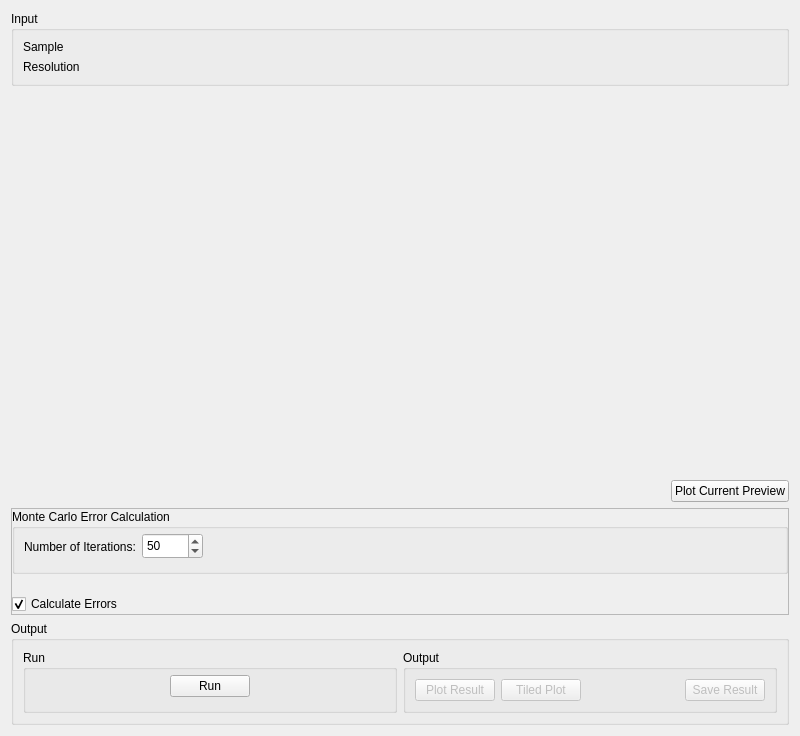
This is qt/scientific_interfaces/Indirect/Iqt.ui in mantidproject/mantid as Qt 5 draws it before an edit. The edited form follows.
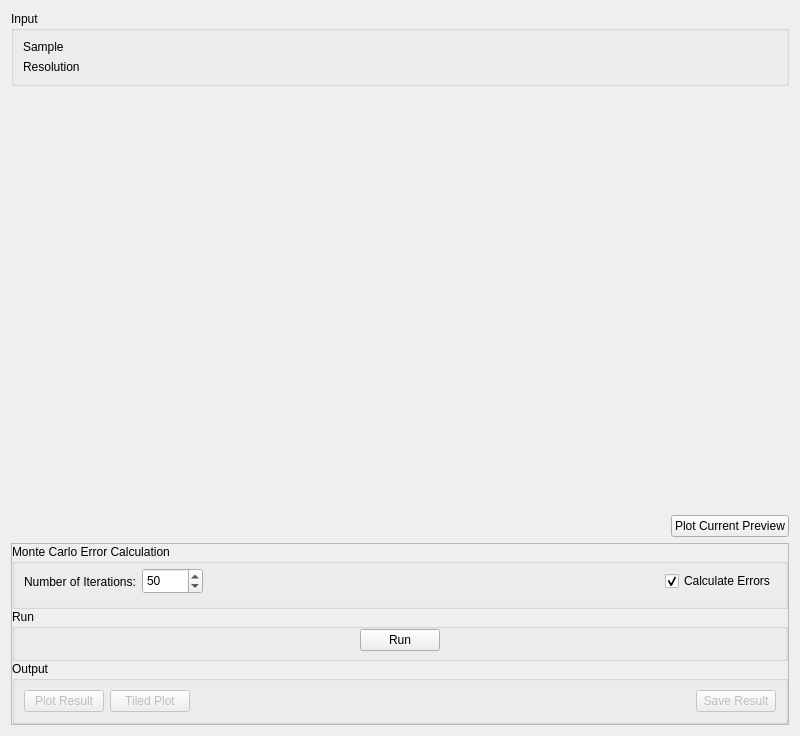
This is the edited form. Custom widgets are drawn as their Qt base class.

```diff
--- a/qt/scientific_interfaces/Indirect/Iqt.ui
+++ b/qt/scientific_interfaces/Indirect/Iqt.ui
@@ -189,6 +189,12 @@
    </item>
    <item>
     <widget class="QFrame" name="frame">
+     <property name="minimumSize">
+      <size>
+       <width>0</width>
+       <height>0</height>
+      </size>
+     </property>
      <property name="frameShape">
       <enum>QFrame::StyledPanel</enum>
      </property>
@@ -274,22 +280,6 @@
            </property>
           </spacer>
          </item>
-        </layout>
-       </widget>
-      </item>
-      <item>
-       <spacer name="horizontalSpacer_2">
-        <property name="orientation">
-         <enum>Qt::Horizontal</enum>
-        </property>
-        <property name="sizeHint" stdset="0">
-         <size>
-          <width>40</width>
-          <height>20</height>
-         </size>
-        </property>
-       </spacer>
-      </item>
       <item>
        <widget class="QCheckBox" name="cbCalculateErrors">
         <property name="text">
@@ -303,12 +293,6 @@
      </layout>
     </widget>
    </item>
-   <item>
-    <widget class="QGroupBox" name="gbOutput">
-     <property name="title">
-      <string>Output</string>
-     </property>
-     <layout class="QHBoxLayout" name="horizontalLayout_9">
       <item>
        <widget class="QGroupBox" name="gbRun">
         <property name="title">
```
Lines whose indentation alone changed are shown as unchanged.
